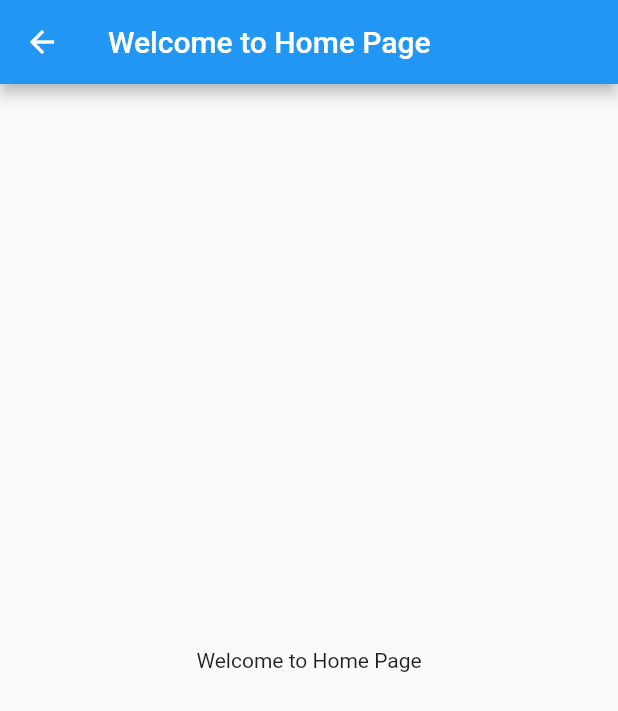
After one commit to andiankas/Learn-Flutter, a Flutter app: the pagebaru screen opened directly, on a phone screen of 412 x 824 dp. The commit adds this screen. Shown: the top 711 px of the screen. Run offline on Flutter 3.47's test engine with Material 2 defaults, Android fonts, the phone set to English and light mode, and no system bars.

Commit message:
drawer and routes widget

```diff
--- /dev/null
+++ b/02_happy_flutter/drawer_widget/lib/halaman.dart
@@ -0,0 +1,19 @@
+import 'package:flutter/material.dart';
+
+class pagebaru extends StatelessWidget {
+
+  final String menu;
+  pagebaru(this.menu);
+
+  @override
+  Widget build(BuildContext context) {
+    return new Scaffold(
+      appBar: AppBar(
+        title: new Text("$menu"),
+      ),
+      body: new Center(
+        child: new Text("$menu"),
+      ),
+    );
+  }
+}
--- a/02_happy_flutter/drawer_widget/lib/main.dart
+++ b/02_happy_flutter/drawer_widget/lib/main.dart
@@ -1,4 +1,5 @@
 import 'package:flutter/material.dart';
+import './halaman.dart';
 
 void main() => runApp(new MaterialApp(home: MyApp()));
 
@@ -42,10 +43,12 @@ class _MyAppState extends State<MyApp> {
             new ListTile(
               title: new Text("Home Page"),
               trailing: new Icon(Icons.home),
+              onTap: ()=> Navigator.of(context).push(new MaterialPageRoute(builder: (BuildContext context)=> new pagebaru("Welcome to Home Page"))),
             ),
             new ListTile(
               title: new Text("List Laptop"),
               trailing: new Icon(Icons.laptop),
+              onTap: ()=> Navigator.of(context).push(new MaterialPageRoute(builder: (BuildContext context)=> new pagebaru("Welcome to List Product Page"))),
             ),
             new ListTile(
               title: new Text("Close"),
```
